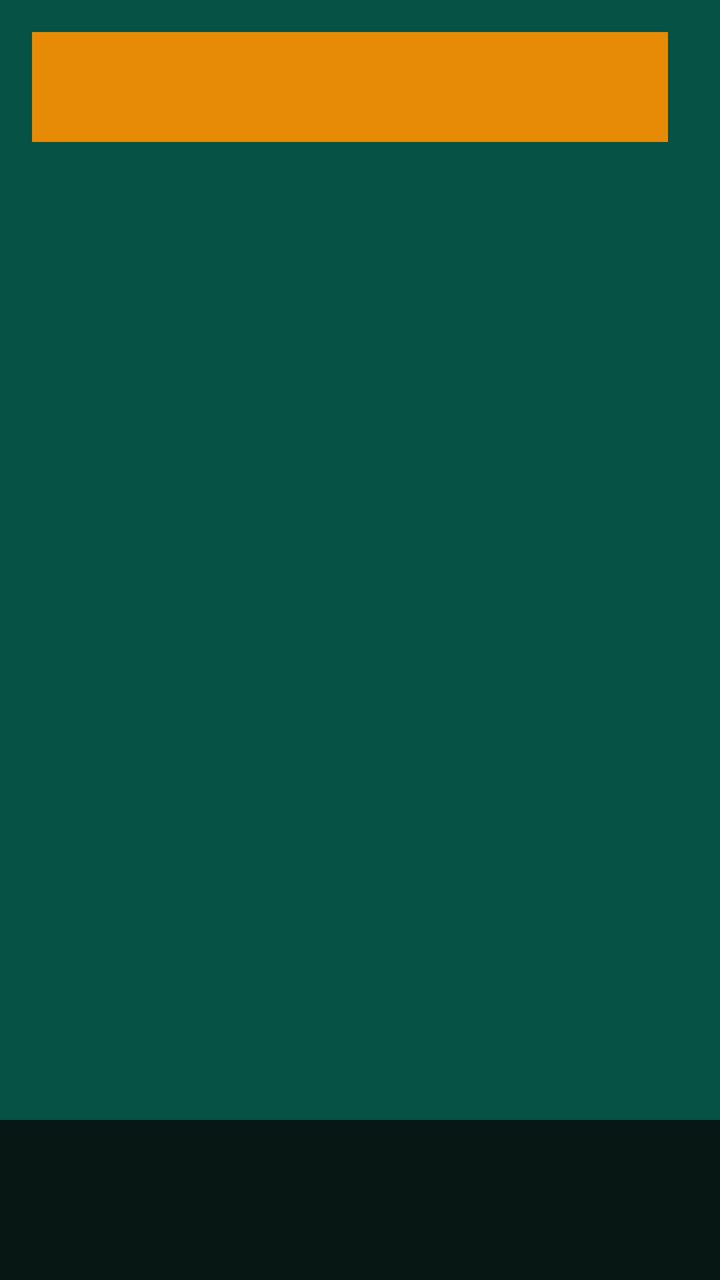
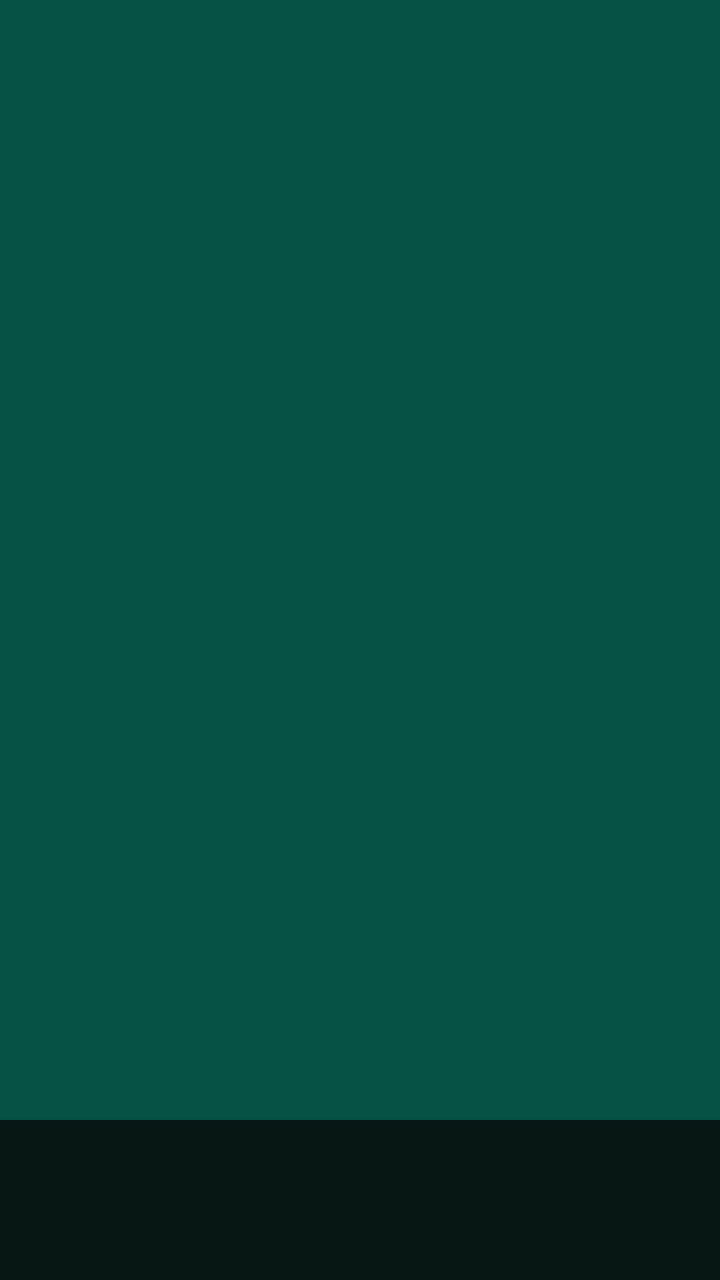

The first picture is an Android layout as it rendered before a commit; the second is the same layout after the commit. The layout source and the unified diff follow.
<!-- AndroidManifest.xml: application theme Theme.MyWarehouse -->
<!-- res/layout/activity_pickup_orders.xml -->
<RelativeLayout xmlns:android="http://schemas.android.com/apk/res/android"
    xmlns:tools="http://schemas.android.com/tools"
    xmlns:app="http://schemas.android.com/apk/res-auto"
    android:layout_width="match_parent"
    android:layout_height="match_parent"
    android:background="@color/green"
    tools:context=".Activities.PickupOrdersActivity">
<RelativeLayout
    android:layout_width="match_parent"
    android:layout_height="match_parent"
    android:layout_above="@id/bottom_navigation"
    android:padding="16dp">
    <LinearLayout
        android:layout_width="match_parent"
        android:layout_height="wrap_content"
        android:id="@+id/container"
        android:orientation="horizontal">
    
    <androidx.appcompat.widget.AppCompatSpinner
        android:id="@+id/spinner_warehouses"
        android:layout_width="0dp"
        android:layout_height="55dp"
        android:layout_marginBottom="16dp"
        android:layout_weight="1"
        android:layout_marginEnd="10dp"
        android:background="@color/orange"
        android:textAlignment="center" />

    </LinearLayout>

    
    <androidx.recyclerview.widget.RecyclerView
        android:id="@+id/recycler_view_orders"
        android:layout_width="match_parent"
        android:layout_height="match_parent"
        android:layout_below="@id/container"
        android:padding="8dp"
        app:layout_constraintBottom_toTopOf="parent" />
</RelativeLayout>
    
    <com.google.android.material.bottomnavigation.BottomNavigationView
        android:id="@+id/bottom_navigation"
        android:layout_width="match_parent"
        android:layout_height="wrap_content"
        android:layout_alignParentBottom="true"
        android:background="@color/darkgreen"
        app:labelVisibilityMode="unlabeled"
        app:itemRippleColor="@android:color/transparent" />
</RelativeLayout>
<!-- resources referenced by this layout -->
<resources>
  <color name="darkgreen">#071714</color>
  <color name="green">#065245</color>
  <color name="orange">#E78A05</color>
  <style name="Theme.MyWarehouse" parent="Base.Theme.MyWarehouse" />
  <style name="Base.Theme.MyWarehouse" parent="Theme.Material3.DayNight.NoActionBar">
  
         <item name="colorPrimary">@color/green</item>
      </style>
</resources>

<!-- the commit's change to res/layout/activity_pickup_orders.xml (unified diff, before → after) -->
@@ -5,38 +5,48 @@
     android:layout_height="match_parent"
     android:background="@color/green"
     tools:context=".Activities.PickupOrdersActivity">
-<RelativeLayout
-    android:layout_width="match_parent"
-    android:layout_height="match_parent"
-    android:layout_above="@id/bottom_navigation"
-    android:padding="16dp">
-    <LinearLayout
+
+    <RelativeLayout
         android:layout_width="match_parent"
-        android:layout_height="wrap_content"
-        android:id="@+id/container"
-        android:orientation="horizontal">
-    
-    <androidx.appcompat.widget.AppCompatSpinner
-        android:id="@+id/spinner_warehouses"
-        android:layout_width="0dp"
-        android:layout_height="55dp"
-        android:layout_marginBottom="16dp"
-        android:layout_weight="1"
-        android:layout_marginEnd="10dp"
-        android:background="@color/orange"
-        android:textAlignment="center" />
+        android:layout_height="match_parent"
+        android:layout_above="@id/bottom_navigation"
+        android:padding="16dp">
 
-    </LinearLayout>
+        <LinearLayout
+            android:id="@+id/container"
+            android:layout_width="match_parent"
+            android:layout_height="wrap_content"
+            android:orientation="horizontal">
+
+            
+            <androidx.appcompat.widget.AppCompatSpinner
+                android:id="@+id/spinner_warehouses"
+                android:layout_width="0dp"
+                android:layout_height="55dp"
+                android:layout_weight="1"
+                android:layout_marginEnd="10dp"
+                android:background="@color/orange"
+                android:visibility="gone"
+                android:textAlignment="center" />
+        </LinearLayout>
+
+        
+        <androidx.recyclerview.widget.RecyclerView
+            android:id="@+id/recycler_view_orders"
+            android:layout_width="match_parent"
+            android:layout_height="match_parent"
+            android:layout_below="@id/container"
+            android:padding="8dp" />
+    </RelativeLayout>
 
     
-    <androidx.recyclerview.widget.RecyclerView
-        android:id="@+id/recycler_view_orders"
-        android:layout_width="match_parent"
-        android:layout_height="match_parent"
-        android:layout_below="@id/container"
-        android:padding="8dp"
-        app:layout_constraintBottom_toTopOf="parent" />
-</RelativeLayout>
+    <ProgressBar
+        android:id="@+id/progress_bar"
+        android:layout_width="wrap_content"
+        android:layout_height="wrap_content"
+        android:layout_centerInParent="true"
+        android:visibility="gone" />
+
     
     <com.google.android.material.bottomnavigation.BottomNavigationView
         android:id="@+id/bottom_navigation"
@@ -46,4 +56,5 @@
         android:background="@color/darkgreen"
         app:labelVisibilityMode="unlabeled"
         app:itemRippleColor="@android:color/transparent" />
+
 </RelativeLayout>
